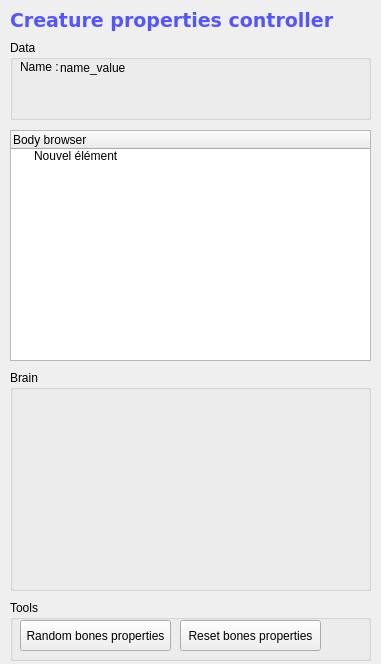
This is src/genelab/core/ui/widgets/entities/entitypropertiescontroller.ui in GeneCraft/GeneCraft-Project as Qt 5 draws it before an edit. The edited form follows.
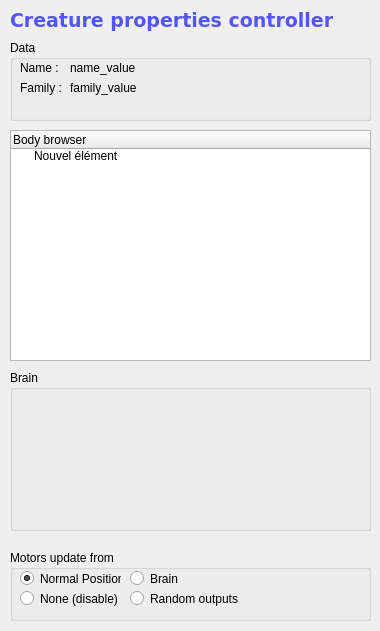
This is the edited form. Icons and pictures are not drawn.

What changed in the file:
```diff
--- a/src/genelab/core/ui/widgets/entities/entitypropertiescontroller.ui
+++ b/src/genelab/core/ui/widgets/entities/entitypropertiescontroller.ui
@@ -6,8 +6,8 @@
    <rect>
     <x>0</x>
     <y>0</y>
-    <width>381</width>
-    <height>664</height>
+    <width>380</width>
+    <height>631</height>
    </rect>
   </property>
   <property name="windowTitle">
@@ -43,7 +43,7 @@
      <x>10</x>
      <y>40</y>
      <width>361</width>
-     <height>80</height>
+     <height>81</height>
     </rect>
    </property>
    <property name="title">
@@ -55,7 +55,7 @@
       <x>10</x>
       <y>20</y>
       <width>46</width>
-      <height>13</height>
+      <height>16</height>
      </rect>
     </property>
     <property name="text">
@@ -65,9 +65,9 @@
    <widget class="QLabel" name="lName">
     <property name="geometry">
      <rect>
-      <x>50</x>
+      <x>60</x>
       <y>20</y>
-      <width>271</width>
+      <width>101</width>
       <height>16</height>
      </rect>
     </property>
@@ -75,47 +75,106 @@
      <string>name_value</string>
     </property>
    </widget>
+   <widget class="QLabel" name="label_3">
+    <property name="geometry">
+     <rect>
+      <x>10</x>
+      <y>40</y>
+      <width>46</width>
+      <height>16</height>
+     </rect>
+    </property>
+    <property name="text">
+     <string>Family :</string>
+    </property>
+   </widget>
+   <widget class="QLabel" name="lFamily">
+    <property name="geometry">
+     <rect>
+      <x>60</x>
+      <y>40</y>
+      <width>101</width>
+      <height>16</height>
+     </rect>
+    </property>
+    <property name="text">
+     <string>family_value</string>
+    </property>
+   </widget>
   </widget>
   <widget class="QGroupBox" name="groupBox_3">
    <property name="geometry">
     <rect>
      <x>10</x>
-     <y>600</y>
+     <y>550</y>
      <width>361</width>
-     <height>61</height>
+     <height>71</height>
     </rect>
    </property>
    <property name="title">
-    <string>Tools</string>
+    <string>Motors update from</string>
    </property>
-   <widget class="QPushButton" name="pbRandomBonesProperties">
+   <widget class="QRadioButton" name="rbOutFrom_Disable">
     <property name="geometry">
      <rect>
       <x>10</x>
+      <y>40</y>
+      <width>101</width>
+      <height>17</height>
+     </rect>
+    </property>
+    <property name="text">
+     <string>None (disable)</string>
+    </property>
+   </widget>
+   <widget class="QRadioButton" name="rbOutFrom_Brain">
+    <property name="geometry">
+     <rect>
+      <x>120</x>
       <y>20</y>
-      <width>151</width>
-      <height>31</height>
+      <width>131</width>
+      <height>17</height>
      </rect>
     </property>
     <property name="text">
-     <string>Random bones properties</string>
+     <string>Brain</string>
+    </property>
+    <property name="icon">
+     <iconset resource="../../../ressources/ressources.qrc">
+      <normaloff>:/img/icons/brain</normaloff>:/img/icons/brain</iconset>
+    </property>
+   </widget>
+   <widget class="QRadioButton" name="rbOutFrom_Random">
+    <property name="geometry">
+     <rect>
+      <x>120</x>
+      <y>40</y>
+      <width>131</width>
+      <height>17</height>
+     </rect>
+    </property>
+    <property name="text">
+     <string>Random outputs</string>
     </property>
     <property name="icon">
      <iconset resource="../../../ressources/ressources.qrc">
       <normaloff>:/img/icons/random</normaloff>:/img/icons/random</iconset>
     </property>
    </widget>
-   <widget class="QPushButton" name="pbResetBonesProperties">
+   <widget class="QRadioButton" name="rbOutFrom_NormalPosition">
     <property name="geometry">
      <rect>
-      <x>170</x>
+      <x>10</x>
       <y>20</y>
-      <width>141</width>
-      <height>31</height>
+      <width>101</width>
+      <height>17</height>
      </rect>
     </property>
     <property name="text">
-     <string>Reset bones properties</string>
+     <string>Normal Position</string>
+    </property>
+    <property name="checked">
+     <bool>true</bool>
     </property>
    </widget>
   </widget>
@@ -148,7 +207,7 @@
      <x>10</x>
      <y>370</y>
      <width>361</width>
-     <height>221</height>
+     <height>161</height>
     </rect>
    </property>
    <property name="title">
```
